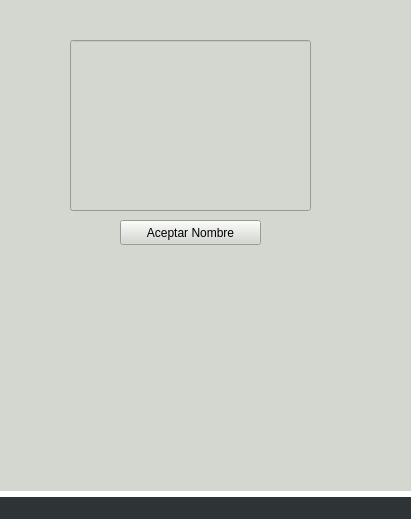
First picture: the form in Client/src/Initiator/window/mainwindow.ui, repository nazar9318/taller-tpFinal-1c2021, before the edit.
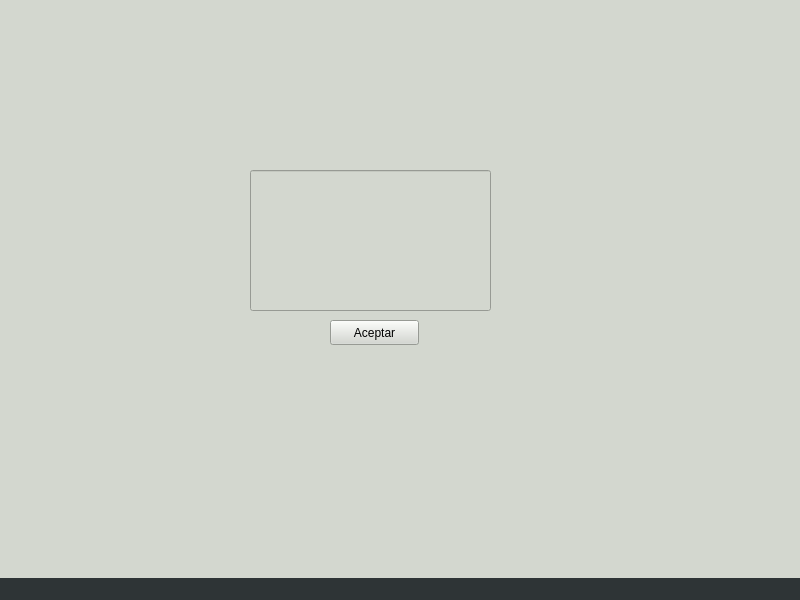
Second picture: the form after the edit. The open tabs and pages were chosen to show the change.

Commit message: Vuelvo para atrás con el Initiator

The edit to the form file:
```diff
--- a/Client/src/Initiator/window/mainwindow.ui
+++ b/Client/src/Initiator/window/mainwindow.ui
@@ -6,8 +6,8 @@
    <rect>
     <x>0</x>
     <y>0</y>
-    <width>411</width>
-    <height>519</height>
+    <width>800</width>
+    <height>600</height>
    </rect>
   </property>
   <property name="windowTitle">
@@ -24,9 +24,9 @@
     <property name="geometry">
      <rect>
       <x>0</x>
-      <y>0</y>
-      <width>411</width>
-      <height>491</height>
+      <y>-10</y>
+      <width>821</width>
+      <height>591</height>
      </rect>
     </property>
     <property name="styleSheet">
@@ -168,28 +168,25 @@
      <widget class="QPushButton" name="OK">
       <property name="geometry">
        <rect>
-        <x>120</x>
-        <y>220</y>
-        <width>141</width>
+        <x>330</x>
+        <y>330</y>
+        <width>89</width>
         <height>25</height>
        </rect>
       </property>
       <property name="text">
-       <string>Aceptar Nombre</string>
+       <string>Aceptar</string>
       </property>
      </widget>
      <widget class="QLineEdit" name="lineEdit">
       <property name="geometry">
        <rect>
-        <x>70</x>
-        <y>40</y>
+        <x>250</x>
+        <y>180</y>
         <width>241</width>
-        <height>171</height>
+        <height>141</height>
        </rect>
       </property>
-      <property name="text">
-       <string/>
-      </property>
      </widget>
     </widget>
    </widget>
```
Left out of the diff: 46 changed lines with no effect on the pictures. The commit also changes 2 other files.
